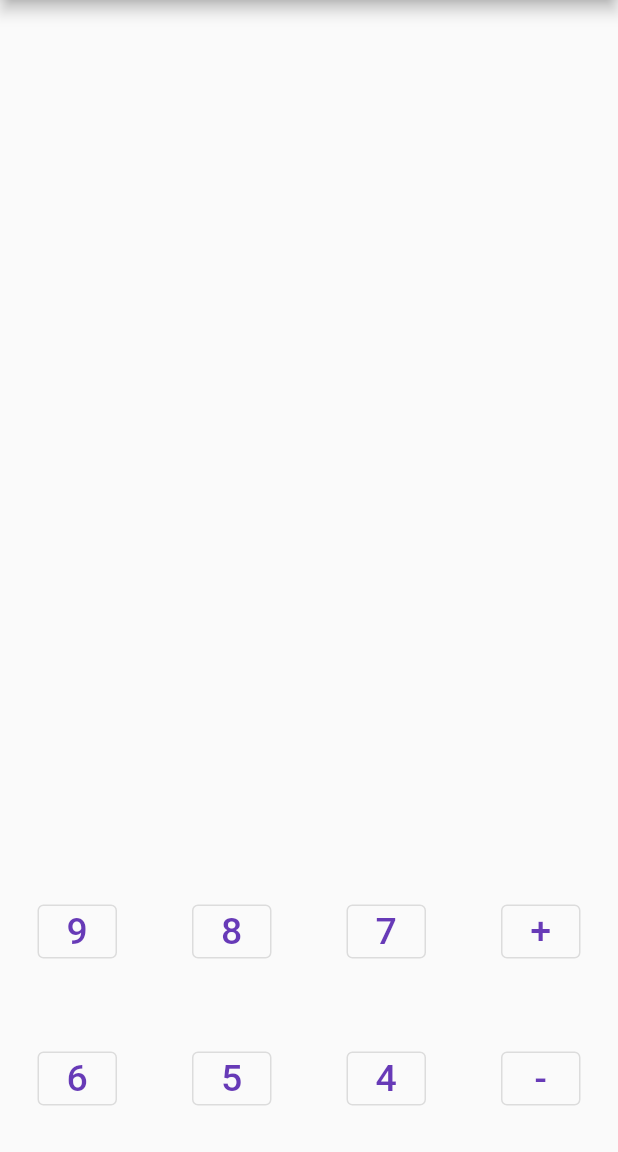
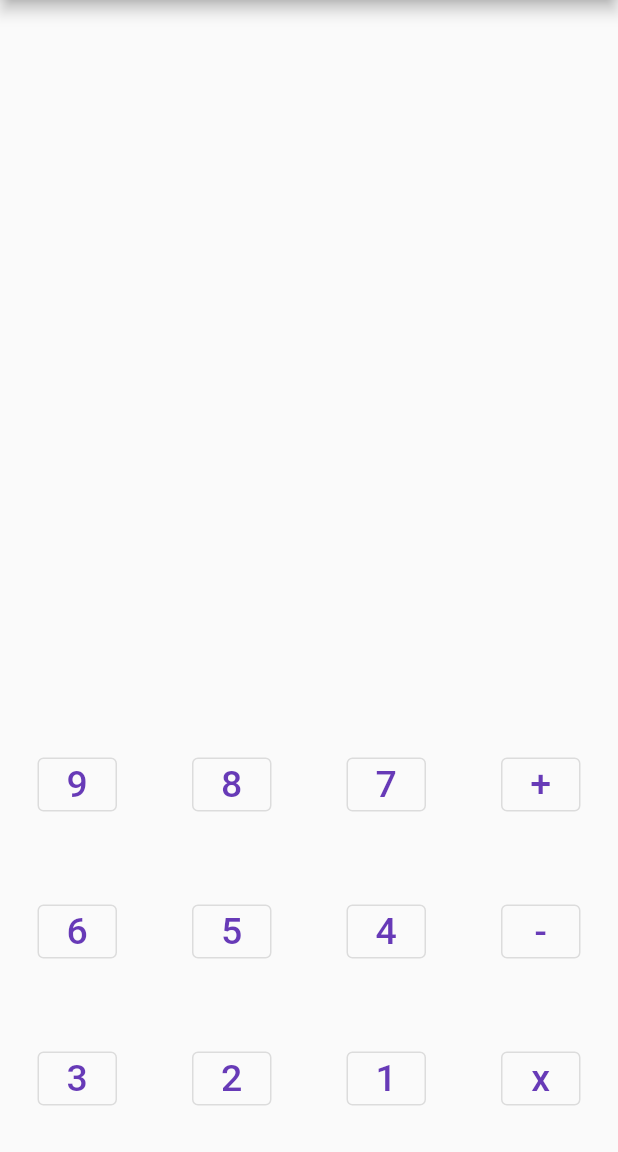
Before and after one commit to Girik-Nohani/Calculator, a Flutter app: the screen it shows after launch, on a phone screen of 412 x 824 dp, the part 84-1236 px from its top. Run offline on Flutter 3.47's test engine with Material 2 defaults, Android fonts, the phone set to English and light mode, and no system bars.

Commit message:
Added Third Row

```diff
--- a/lib/main.dart
+++ b/lib/main.dart
@@ -153,6 +153,14 @@ class _MyHomePageState extends State<MyHomePage> {
                 custombutton("-"),
               ],
             ),
+            Row(
+              children: <Widget>[
+                custombutton("3"),
+                custombutton("2"),
+                custombutton("1"),
+                custombutton("x"),
+              ],
+            ),
           ],
         ),
       ),
```
